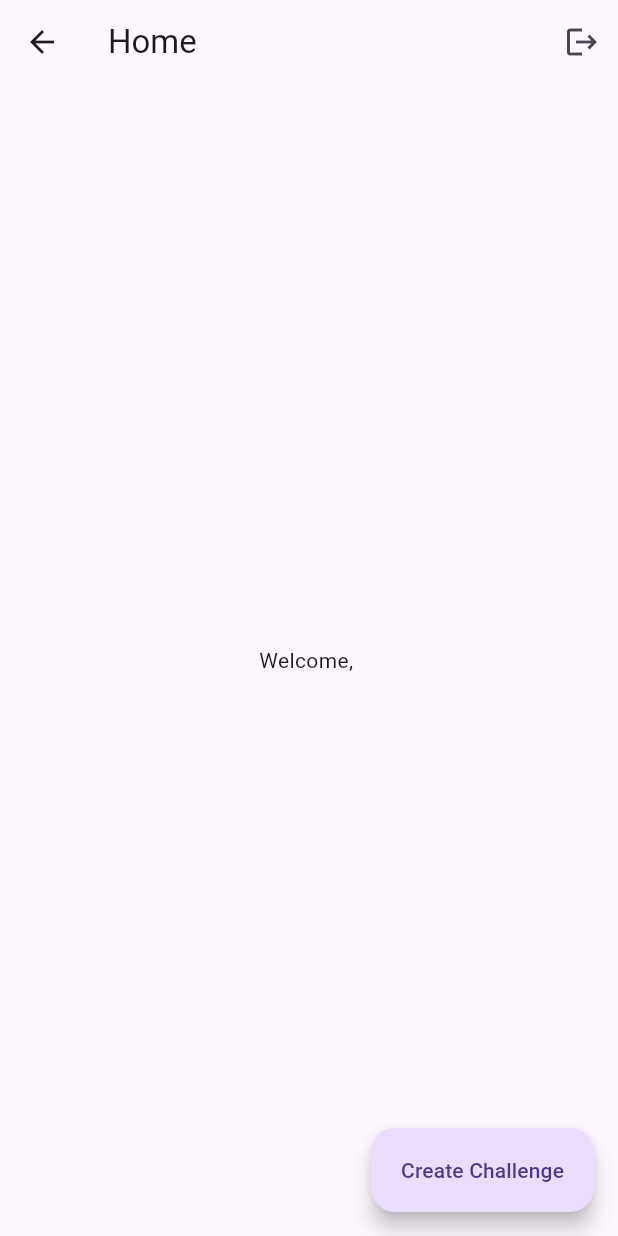
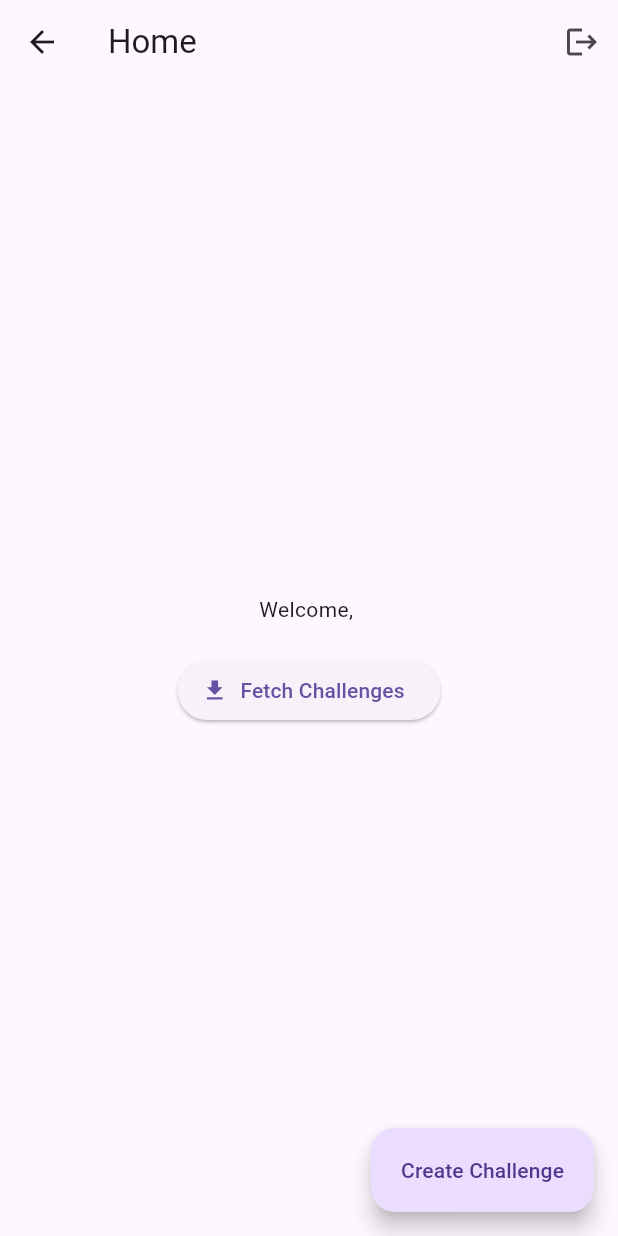
Before and after one commit to shaynavins/SWD_SkillForge, a Flutter app: the HomeScreen screen opened by its route, on a phone screen of 412 x 824 dp. Run offline on Flutter 3.47's test engine with Material 3 defaults, Android fonts, the phone set to English and light mode, and no system bars; our stand-ins replace flutter_riverpod, supabase_flutter; accounts and stored records are empty.

Commit message:
checkpoint/challenge/fetch

```diff
--- a/lib/HomeScreen.dart
+++ b/lib/HomeScreen.dart
@@ -48,7 +48,7 @@ class _HomeScreenState extends State<HomeScreen> {
                         checkpointControllers.add(TextEditingController());
                       });
                     },
-                    child: const Text('+ Add Checkpoint'),
+                    child: const Text('Add Checkpoint'),
                   ),
                 ],
               ),
@@ -115,6 +115,24 @@ class _HomeScreenState extends State<HomeScreen> {
     );
   }
 
+  Future<void> fetchAndPrintChallenges() async {
+  final supabase = Supabase.instance.client;
+
+      try {
+        final response = await supabase
+            .from('challenges')
+            .select();
+
+        print("🔹 Challenges fetched:");
+        for (var challenge in response) {
+          print("${challenge['title']} (ID: ${challenge['id']})");
+        }
+      } catch (e) {
+        print("Error fetching challenges: $e");
+      }
+  }
+
+
 
   @override
   Widget build(BuildContext context) {
@@ -134,7 +152,18 @@ class _HomeScreenState extends State<HomeScreen> {
         ],
       ),
       body: Center(
-        child: Text("Welcome, $userEmail"),
+        child: Column(
+          mainAxisAlignment: MainAxisAlignment.center,
+          children: [
+            Text("Welcome, $userEmail"),
+            const SizedBox(height: 20),
+            ElevatedButton.icon(
+              onPressed: fetchAndPrintChallenges,
+              icon: const Icon(Icons.download),
+              label: const Text("Fetch Challenges"),
+            ),
+          ],
+        ),
       ),
       floatingActionButton: FloatingActionButton.extended(
         onPressed: showCreateChallengeDialogue,
```
